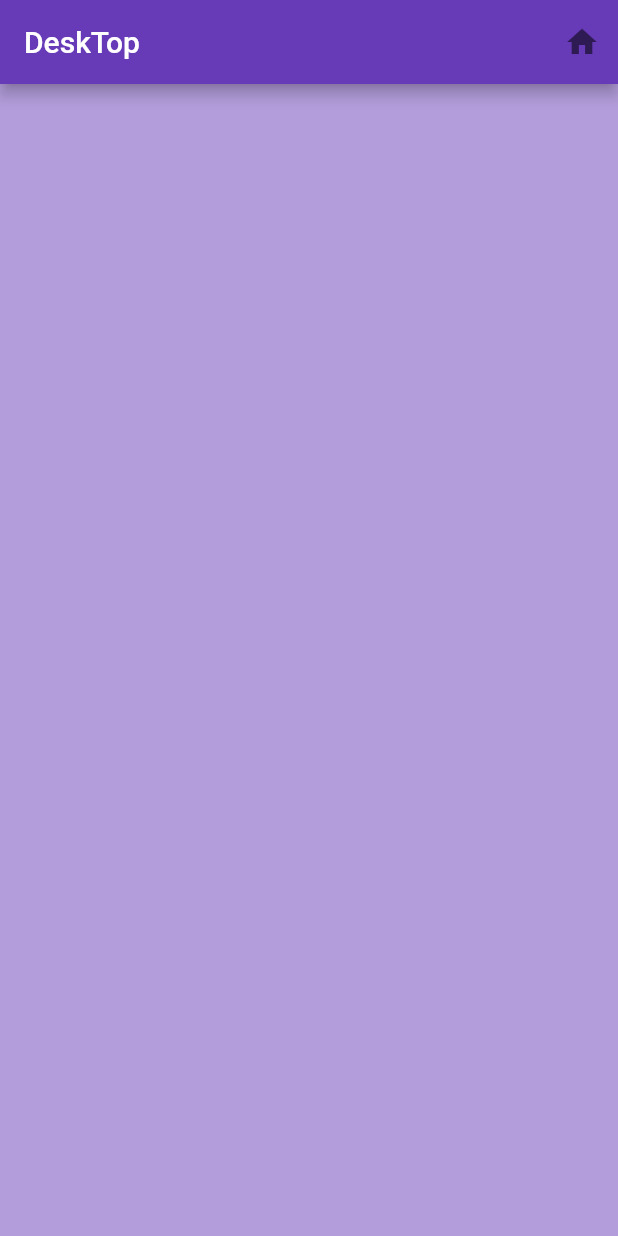
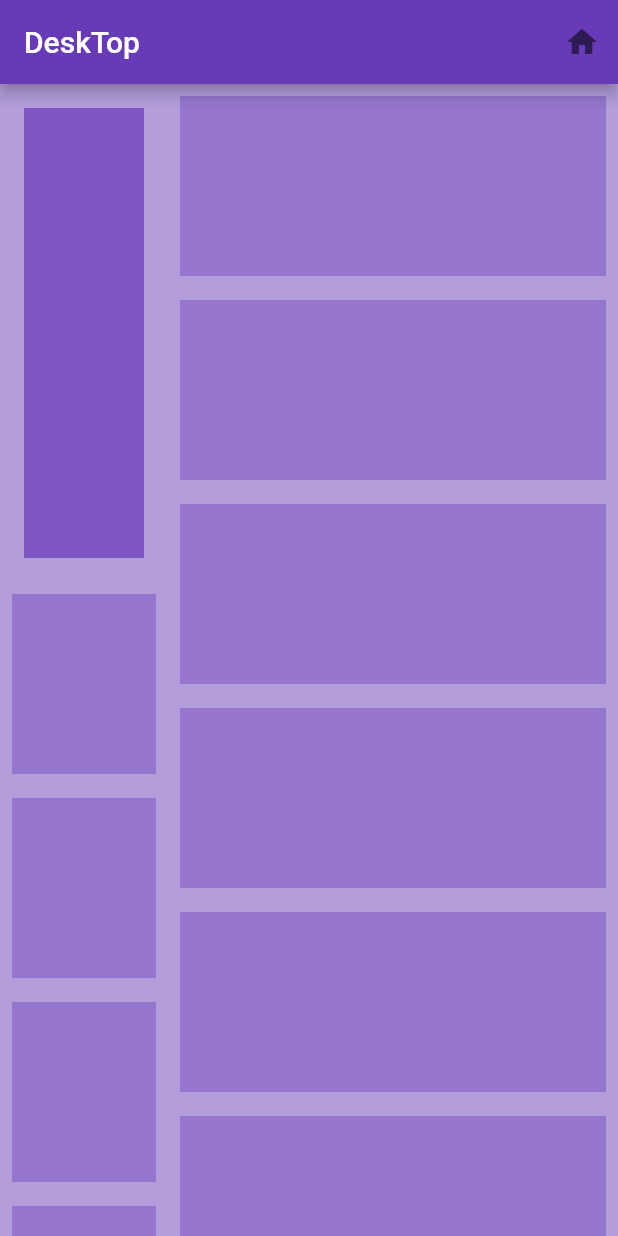
Before and after one commit to moonyah/summer_practice_app, a Flutter app: the DesktopBody screen opened directly, on a phone screen of 412 x 824 dp. Run offline on Flutter 3.47's test engine with Material 2 defaults, Android fonts, the light colour scheme and no system bars; our stand-ins replace introduction_screen, like_button.

Commit message:
add ResponsiveLayout

```diff
--- a/lib/desktop_body.dart
+++ b/lib/desktop_body.dart
@@ -23,6 +23,52 @@ class DesktopBody extends StatelessWidget {
         ],
       ),
       backgroundColor: Colors.deepPurple[200],
+      body: Row(
+        children: [
+          Expanded(
+            child: Column(
+              children: [
+                Padding(
+                  padding: const EdgeInsets.all(16.0),
+                  child: Container(
+                    height: 300,
+                    color: Colors.deepPurple[400],
+                  ),
+                ),
+                Expanded(
+                  child: ListView.builder(
+                      itemCount: 10,
+                      itemBuilder: (context, index) {
+                        return Padding(
+                          padding: const EdgeInsets.all(8.0),
+                          child: Container(
+                            color: Colors.deepPurple[300],
+                            height: 120,
+                          ),
+                        );
+                      }),
+                )
+              ],
+            ),
+          ),
+          // side panel
+          Container(
+              width: 300,
+              child: Expanded(
+                child: ListView.builder(
+                    itemCount: 10,
+                    itemBuilder: (context, index) {
+                      return Padding(
+                        padding: const EdgeInsets.all(8.0),
+                        child: Container(
+                          color: Colors.deepPurple[300],
+                          height: 120,
+                        ),
+                      );
+                    }),
+              ))
+        ],
+      ),
     );
   }
 }
```
Also changed, not shown: lib/mobile_body.dart (+19 -2 lines).
